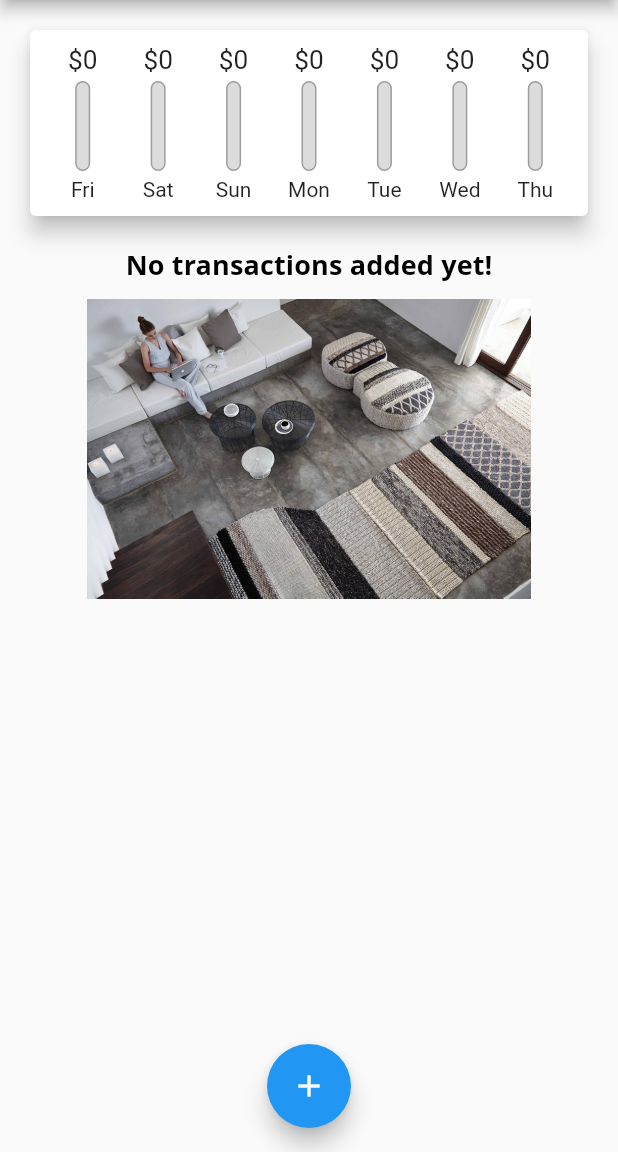
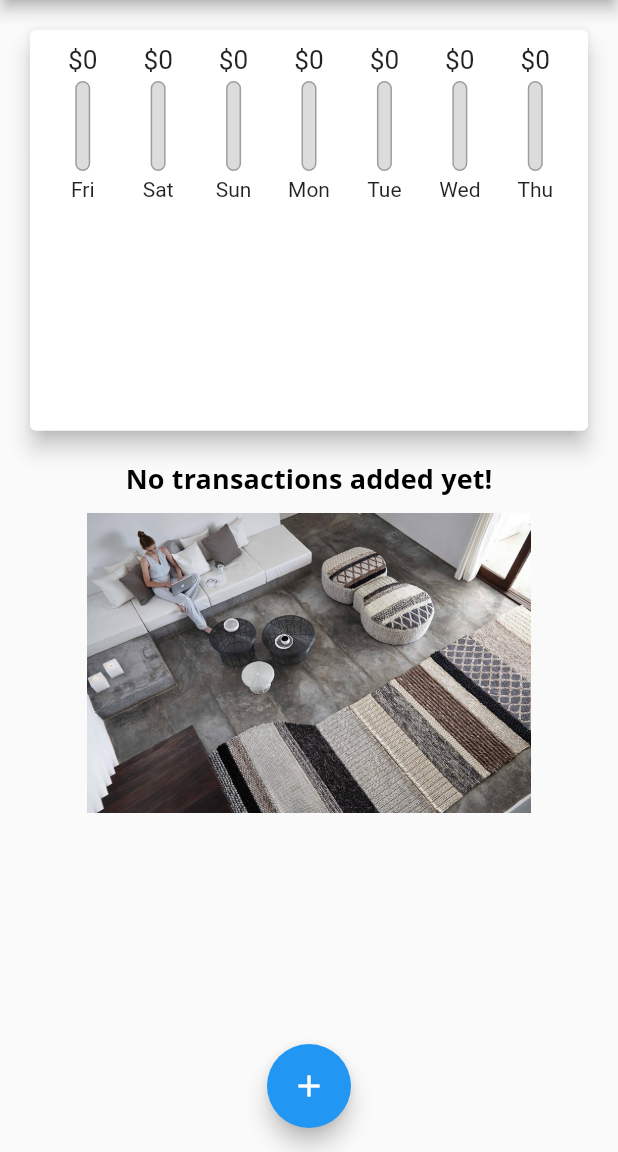
Before and after one commit to faithcredit/flutter_guide, a Flutter app: the screen it shows after launch, on a phone screen of 412 x 824 dp, the part 84-1236 px from its top. Run offline on Flutter 3.47's test engine with Material 2 defaults, Android fonts, the phone set to English and light mode, and no system bars.

Commit message:
Calculating sizes dynamically

```diff
--- a/lib/main.dart
+++ b/lib/main.dart
@@ -13,7 +13,8 @@ class MyApp extends StatelessWidget {
       title: 'Personal Expenses',
       theme: ThemeData(
         datePickerTheme: DatePickerThemeData(
-          headerBackgroundColor: Colors.blue,),
+          headerBackgroundColor: Colors.blue,
+        ),
         colorScheme: ColorScheme.fromSwatch(
             primarySwatch: Colors.blue, accentColor: Colors.blue),
         fontFamily: 'Quicksand',
@@ -98,26 +99,35 @@ class _MyHomePageState extends State<MyHomePage> {
 
   @override
   Widget build(BuildContext context) {
-    return Scaffold(
-      appBar: AppBar(
-        // backgroundColor: Colors.red,
+    final appBar = AppBar(
       title: Text(
         'Personal Expenses',
-          // style: TextStyle(fontFamily:'OpenSans'),
       ),
       actions: [
         IconButton(
             onPressed: () => {_startAddNewTransactioin(context)},
             icon: Icon(Icons.add))
       ],
-      ),
+    );
+    return Scaffold(
+      appBar: appBar,
       body: SingleChildScrollView(
         child: Column(
           // mainAxisAlignment: MainAxisAlignment.spaceAround,
           crossAxisAlignment: CrossAxisAlignment.stretch,
           children: <Widget>[
-            Chart(_recentTransactions),
-            TransactionList(_userTransactions),
+            Container(
+                height: (MediaQuery.of(context).size.height -
+                        appBar.preferredSize.height -
+                        MediaQuery.of(context).padding.top) *
+                    0.4,
+                child: Chart(_recentTransactions)),
+            Container(
+                height: (MediaQuery.of(context).size.height -
+                        appBar.preferredSize.height -
+                        MediaQuery.of(context).padding.top) *
+                    0.6,
+                child: TransactionList(_userTransactions)),
           ],
         ),
       ),
--- a/lib/widgets/transaction_list.dart
+++ b/lib/widgets/transaction_list.dart
@@ -9,9 +9,7 @@ class TransactionList extends StatelessWidget {
 
   @override
   Widget build(BuildContext context) {
-    return Container(
-      height: 300,
-      child: transactions.isEmpty
+    return transactions.isEmpty
         ? Column(
             children: [
               Text(
@@ -46,7 +44,10 @@ class TransactionList extends StatelessWidget {
                           child: Text('\$${transactions[index].amount}')),
                     ),
                   ),
-                    title: Text(transactions[index].title!, style: Theme.of(context).textTheme.titleSmall,),
+                  title: Text(
+                    transactions[index].title!,
+                    style: Theme.of(context).textTheme.titleSmall,
+                  ),
                   subtitle: Text(
                     DateFormat.yMMMd().format(transactions[index].date!),
                   ),
@@ -54,7 +55,6 @@ class TransactionList extends StatelessWidget {
               );
             },
             itemCount: transactions.length,
-            ),
           );
   }
 }
```
Also changed, not shown: lib/widgets/chart.dart (+6 -3 lines). Lines whose indentation alone changed are shown as unchanged.
